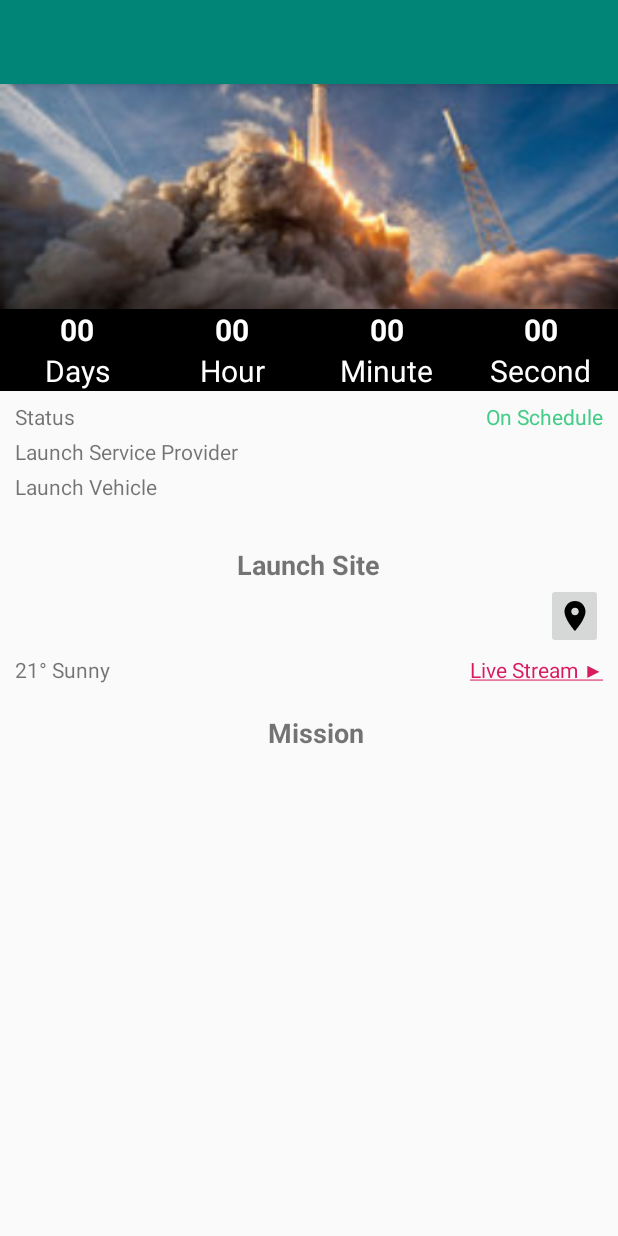
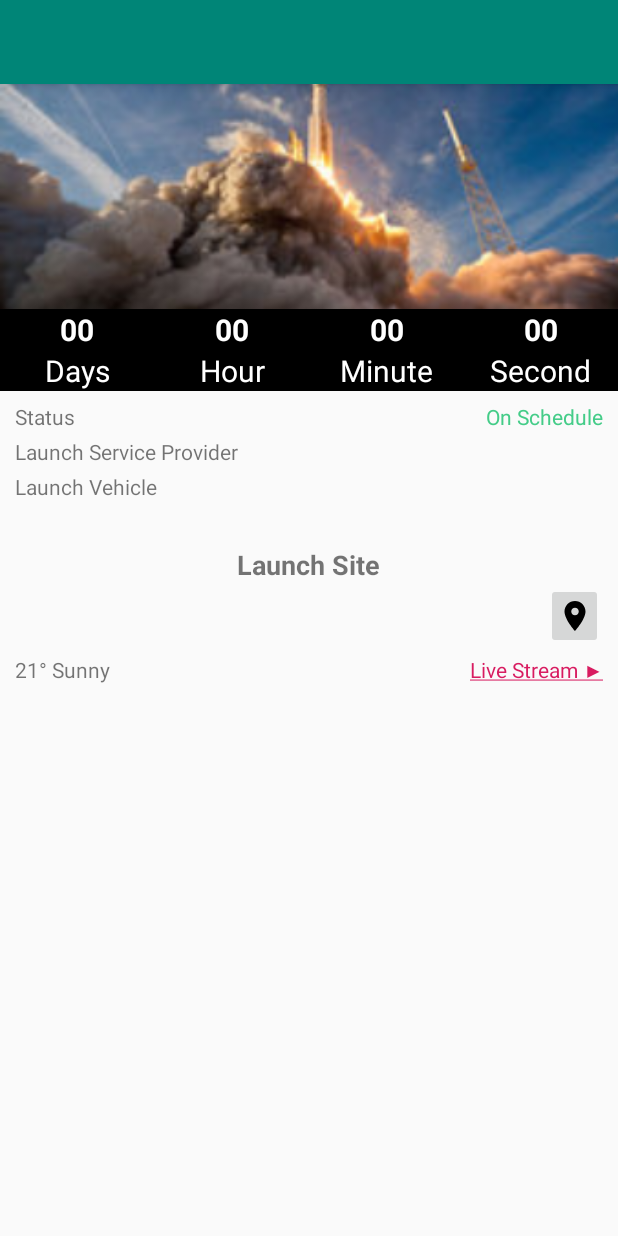
Before and after one commit to petrasonic/launch-now-android, an Android app: the DetailedLaunchActivity screen opened directly, with no data from a screen before it, on a phone screen of 412 x 824 dp. Run offline under Robolectric (Android 15) with nearby library versions, the phone set to English and light mode, and no system bars; network calls fail; 1 statement that could not run was skipped.

Commit message:
Changing the visibility of a mission depending on whether it exists or not.

```diff
--- a/app/src/main/java/spaceappsottawa/launchnow/DetailedLaunchActivity.java
+++ b/app/src/main/java/spaceappsottawa/launchnow/DetailedLaunchActivity.java
@@ -69,6 +69,7 @@ public class DetailedLaunchActivity extends AppCompatActivity {
     private TextView lspWikiURLTextView;
 
     private ImageButton mapImageButton;
+    private LinearLayout missionLinearLayout;
 
     @Override
     protected void onCreate(Bundle savedInstanceState) {
@@ -123,6 +124,7 @@ public class DetailedLaunchActivity extends AppCompatActivity {
         missionTypeNameTextView = (TextView) findViewById(R.id.detailed_mission_type_name_textView);
 
         lspNameTextView = (TextView) findViewById(R.id.detailed_lsp_name_textView);
+        missionLinearLayout = (LinearLayout) findViewById(R.id.mission_linear_layout);
 
         mapImageButton = (ImageButton) findViewById(R.id.map_image_button);
         mapImageButton.setOnClickListener(new View.OnClickListener() {
@@ -197,11 +199,13 @@ public class DetailedLaunchActivity extends AppCompatActivity {
         }
 
         if (missionExists) {
+            missionLinearLayout.setVisibility(View.VISIBLE);
             missionNameTextView.setText(missionName);
             missionDescriptionTextView.setText(missionDescription);
             missionWikiURLTextView.setText(missionWikiURL);
             missionTypeNameTextView.setText(missionTypeName);
         } else {
+            missionLinearLayout.setVisibility(View.GONE);
             missionNameTextView.setText("");
             missionDescriptionTextView.setText("");
             missionWikiURLTextView.setText("");
--- a/app/src/main/res/layout/activity_detailed_launch.xml
+++ b/app/src/main/res/layout/activity_detailed_launch.xml
@@ -390,6 +390,7 @@
         </LinearLayout>-->
 
         <LinearLayout
+            android:id="@+id/mission_linear_layout"
             android:layout_marginTop="20dp"
             android:layout_width="match_parent"
             android:layout_height="wrap_content"
```
